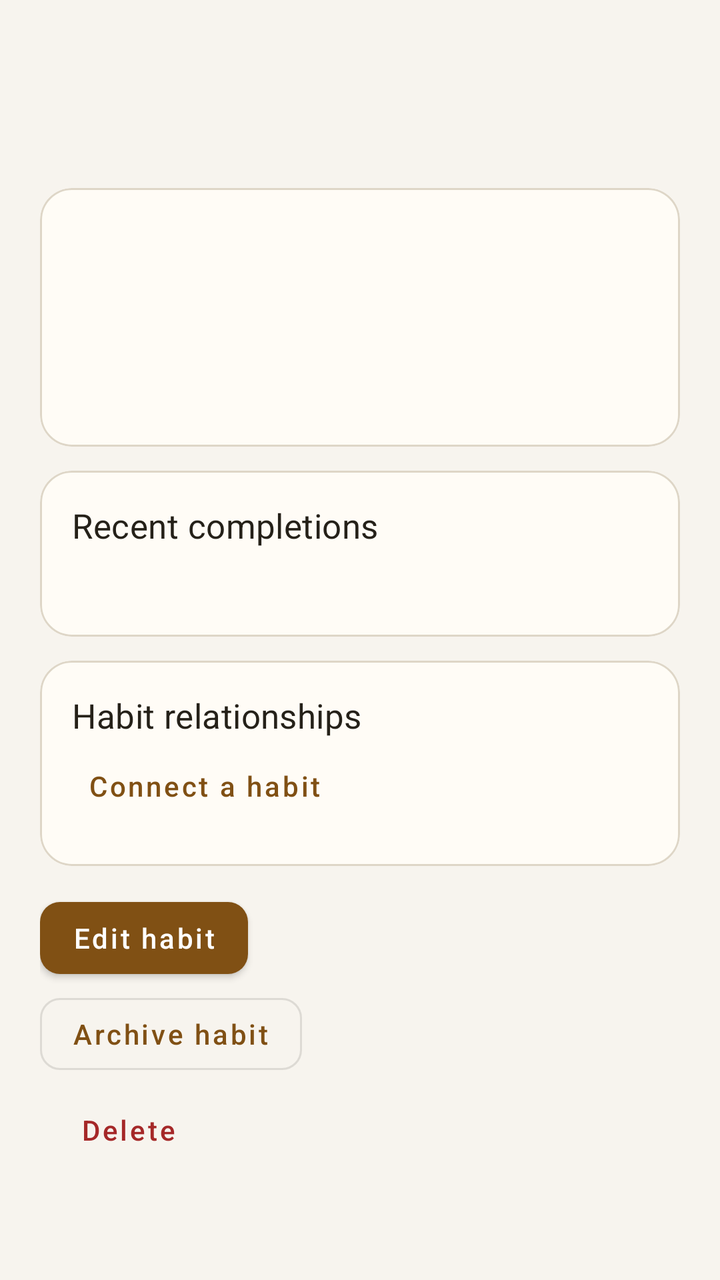
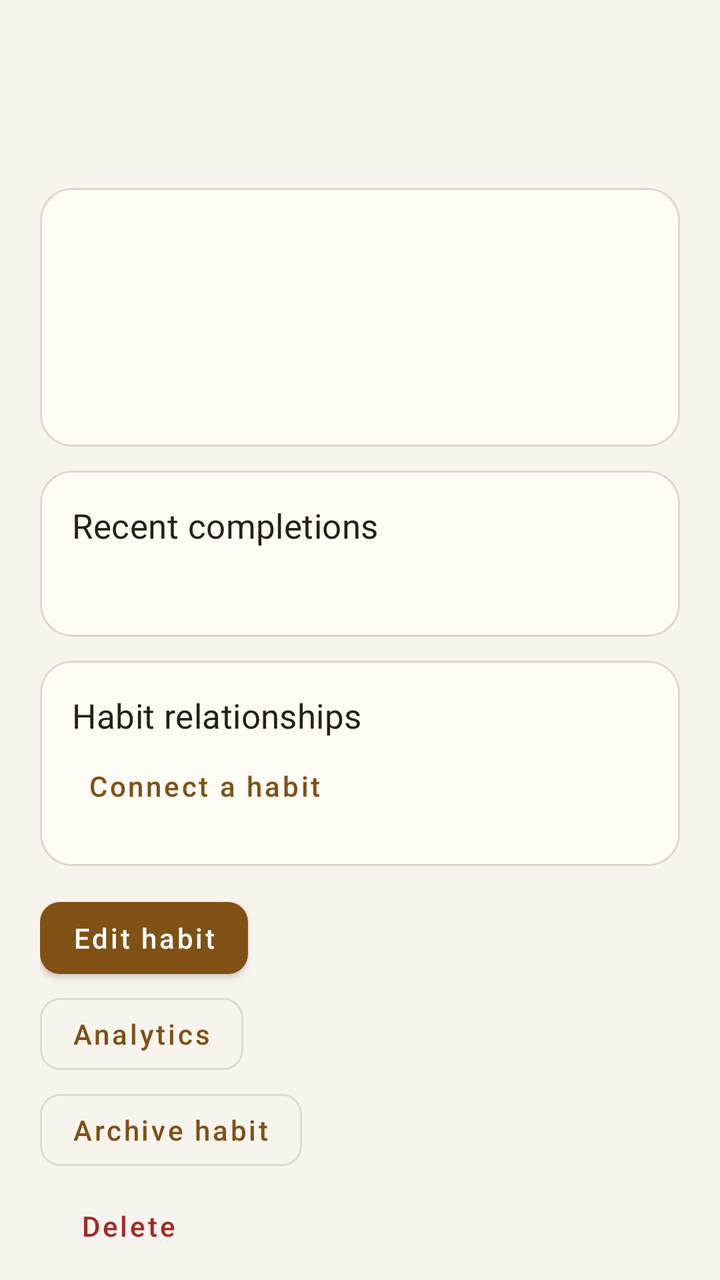

Compare the two renders of this Android layout. The source of the first and the diff that turns it into the second are given below.
<!-- AndroidManifest.xml: application theme Theme.Habitline -->
<!-- res/layout/screen_detail.xml -->
<?xml version="1.0" encoding="utf-8"?>
<androidx.core.widget.NestedScrollView
    xmlns:android="http://schemas.android.com/apk/res/android"
    android:layout_width="match_parent"
    android:layout_height="match_parent"
    android:clipToPadding="false"
    android:fillViewport="true">

    <LinearLayout
        android:layout_width="match_parent"
        android:layout_height="wrap_content"
        android:orientation="vertical"
        android:paddingStart="20dp"
        android:paddingEnd="20dp"
        android:paddingTop="12dp"
        android:paddingBottom="24dp">
        <TextView
            android:id="@+id/detail_name"
            style="@style/Habitline.Title"
            android:layout_width="match_parent"
            android:layout_height="wrap_content" />
        <TextView
            android:id="@+id/detail_status"
            style="@style/Habitline.Caption"
            android:layout_width="match_parent"
            android:layout_height="wrap_content"
            android:layout_marginTop="4dp" />

        <com.google.android.material.card.MaterialCardView
            style="@style/Habitline.Card"
            android:layout_width="match_parent"
            android:layout_height="wrap_content"
            android:layout_marginTop="16dp">
            <LinearLayout
                android:layout_width="match_parent"
                android:layout_height="wrap_content"
                android:orientation="vertical"
                android:padding="16dp">
                <TextView
                    android:id="@+id/detail_description"
                    style="@style/Habitline.Body"
                    android:layout_width="match_parent"
                    android:layout_height="wrap_content" />
                <TextView
                    android:id="@+id/detail_schedule"
                    style="@style/Habitline.Body"
                    android:layout_width="match_parent"
                    android:layout_height="wrap_content" />
                <TextView
                    android:id="@+id/detail_start"
                    style="@style/Habitline.Body"
                    android:layout_width="match_parent"
                    android:layout_height="wrap_content"
                    android:layout_marginTop="8dp" />
                <TextView
                    android:id="@+id/detail_points"
                    style="@style/Habitline.Body"
                    android:layout_width="match_parent"
                    android:layout_height="wrap_content"
                    android:layout_marginTop="8dp" />
            </LinearLayout>
        </com.google.android.material.card.MaterialCardView>

        <com.google.android.material.card.MaterialCardView
            style="@style/Habitline.Card"
            android:layout_width="match_parent"
            android:layout_height="wrap_content"
            android:layout_marginTop="12dp">
            <LinearLayout
                android:layout_width="match_parent"
                android:layout_height="wrap_content"
                android:orientation="vertical"
                android:padding="16dp">
                <TextView
                    style="@style/Habitline.Section"
                    android:layout_width="match_parent"
                    android:layout_height="wrap_content"
                    android:text="@string/recent_history" />
                <TextView
                    android:id="@+id/detail_history"
                    style="@style/Habitline.Body"
                    android:layout_width="match_parent"
                    android:layout_height="wrap_content"
                    android:layout_marginTop="8dp" />
            </LinearLayout>
        </com.google.android.material.card.MaterialCardView>

        <com.google.android.material.card.MaterialCardView
            android:id="@+id/relationship_card"
            style="@style/Habitline.Card"
            android:layout_width="match_parent"
            android:layout_height="wrap_content"
            android:layout_marginTop="12dp">
            <LinearLayout
                android:layout_width="match_parent"
                android:layout_height="wrap_content"
                android:orientation="vertical"
                android:padding="16dp">
                <TextView
                    style="@style/Habitline.Section"
                    android:layout_width="match_parent"
                    android:layout_height="wrap_content"
                    android:text="@string/relationships" />
                <LinearLayout
                    android:id="@+id/relationship_rows"
                    android:layout_width="match_parent"
                    android:layout_height="wrap_content"
                    android:orientation="vertical" />
                <com.google.android.material.button.MaterialButton
                    android:id="@+id/add_relationship"
                    style="@style/Habitline.Button.Text"
                    android:layout_width="wrap_content"
                    android:layout_height="wrap_content"
                    android:minHeight="48dp"
                    android:text="@string/add_relationship" />
            </LinearLayout>
        </com.google.android.material.card.MaterialCardView>
        <com.google.android.material.button.MaterialButton
            android:id="@+id/edit_habit"
            style="@style/Habitline.Button"
            android:layout_width="wrap_content"
            android:layout_height="wrap_content"
            android:minHeight="48dp"
            android:text="@string/edit_habit"
            android:layout_marginTop="12dp" />
        <com.google.android.material.button.MaterialButton
            android:id="@+id/archive_habit"
            style="@style/Habitline.Button.Outlined"
            android:layout_width="wrap_content"
            android:layout_height="wrap_content"
            android:minHeight="48dp"
            android:text="@string/archive_habit" />
        <com.google.android.material.button.MaterialButton
            android:id="@+id/delete_habit"
            style="@style/Habitline.Button.Text"
            android:layout_width="wrap_content"
            android:layout_height="wrap_content"
            android:minHeight="48dp"
            android:text="@string/delete"
            android:textColor="@color/app_error" />
    </LinearLayout>
</androidx.core.widget.NestedScrollView>
<!-- resources referenced by this layout -->
<resources>
  <color name="app_error">#A52828</color>
  <string name="add_relationship">Connect a habit</string>
  <string name="archive_habit">Archive habit</string>
  <string name="delete">Delete</string>
  <string name="edit_habit">Edit habit</string>
  <string name="recent_history">Recent completions</string>
  <string name="relationships">Habit relationships</string>
  <style name="Habitline.Body" parent="TextAppearance.MaterialComponents.Body1">
          <item name="android:textColor">@color/app_text</item>
          <item name="android:textSize">15sp</item>
      </style>
  <style name="Habitline.Button" parent="Widget.MaterialComponents.Button">
          <item name="android:textAllCaps">false</item>
      </style>
  <style name="Habitline.Button.Outlined" parent="Widget.MaterialComponents.Button.OutlinedButton">
          <item name="android:textAllCaps">false</item>
      </style>
  <style name="Habitline.Button.Text" parent="Widget.MaterialComponents.Button.TextButton">
          <item name="android:textAllCaps">false</item>
      </style>
  <style name="Habitline.Caption" parent="TextAppearance.MaterialComponents.Body2">
          <item name="android:textColor">@color/app_muted</item>
          <item name="android:textSize">14sp</item>
      </style>
  <style name="Habitline.Card" parent="Widget.MaterialComponents.CardView">
          <item name="cardBackgroundColor">@color/app_surface</item>
          <item name="cardCornerRadius">16dp</item>
          <item name="cardElevation">0dp</item>
          <item name="strokeColor">@color/app_outline</item>
          <item name="strokeWidth">1dp</item>
      </style>
  <style name="Habitline.Section" parent="TextAppearance.MaterialComponents.Subtitle1">
          <item name="android:textColor">@color/app_text</item>
          <item name="android:textSize">17sp</item>
          <item name="android:fontFamily">sans-serif-medium</item>
      </style>
  <style name="Habitline.Title" parent="TextAppearance.MaterialComponents.Headline4">
          <item name="android:textColor">@color/app_text</item>
          <item name="android:textSize">32sp</item>
          <item name="android:fontFamily">sans-serif-medium</item>
      </style>
  <style name="Theme.Habitline" parent="Theme.MaterialComponents.DayNight.NoActionBar">
          <item name="colorPrimary">@color/app_primary</item>
          <item name="colorOnPrimary">@color/app_on_primary</item>
          <item name="colorPrimaryDark">@color/app_background</item>
          <item name="colorSecondary">@color/app_primary</item>
          <item name="colorOnSecondary">@color/app_on_primary</item>
          <item name="colorSurface">@color/app_surface</item>
          <item name="colorOnSurface">@color/app_text</item>
          <item name="colorError">@color/app_error</item>
          <item name="android:colorBackground">@color/app_background</item>
          <item name="android:windowBackground">@color/app_background</item>
          <item name="android:navigationBarColor">@color/app_surface</item>
          <item name="android:statusBarColor">@color/app_background</item>
          <item name="android:windowLightStatusBar">@bool/light_system_bars</item>
          <item name="shapeAppearanceSmallComponent">@style/Habitline.Shape.Small</item>
      </style>
  <color name="app_text">#252119</color>
  <color name="app_muted">#635C50</color>
  <color name="app_surface">#FFFCF6</color>
  <color name="app_outline">#DED6C7</color>
  <color name="app_primary">#805014</color>
  <color name="app_on_primary">#FFFFFF</color>
  <color name="app_background">#F7F4EE</color>
  <style name="Habitline.Shape.Small" parent="ShapeAppearance.MaterialComponents.SmallComponent">
          <item name="cornerSize">10dp</item>
      </style>
</resources>

<!-- the commit's change to res/layout/screen_detail.xml (unified diff, before → after) -->
@@ -124,6 +124,13 @@
             android:text="@string/edit_habit"
             android:layout_marginTop="12dp" />
         <com.google.android.material.button.MaterialButton
+            android:id="@+id/habit_analytics"
+            style="@style/Habitline.Button.Outlined"
+            android:layout_width="wrap_content"
+            android:layout_height="wrap_content"
+            android:minHeight="48dp"
+            android:text="@string/analytics" />
+        <com.google.android.material.button.MaterialButton
             android:id="@+id/archive_habit"
             style="@style/Habitline.Button.Outlined"
             android:layout_width="wrap_content"
<!-- resource entries referenced after the edit -->
@@ -2,6 +2,7 @@
 <resources>
   <color name="app_error">#A52828</color>
   <string name="add_relationship">Connect a habit</string>
+  <string name="analytics">Analytics</string>
   <string name="archive_habit">Archive habit</string>
   <string name="delete">Delete</string>
   <string name="edit_habit">Edit habit</string>
